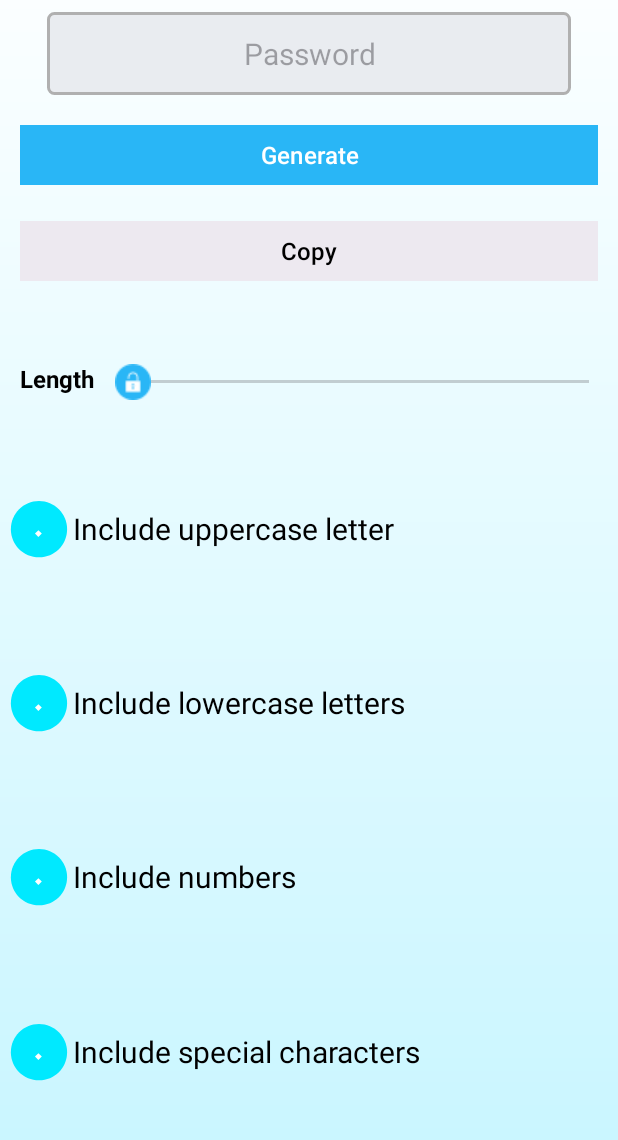
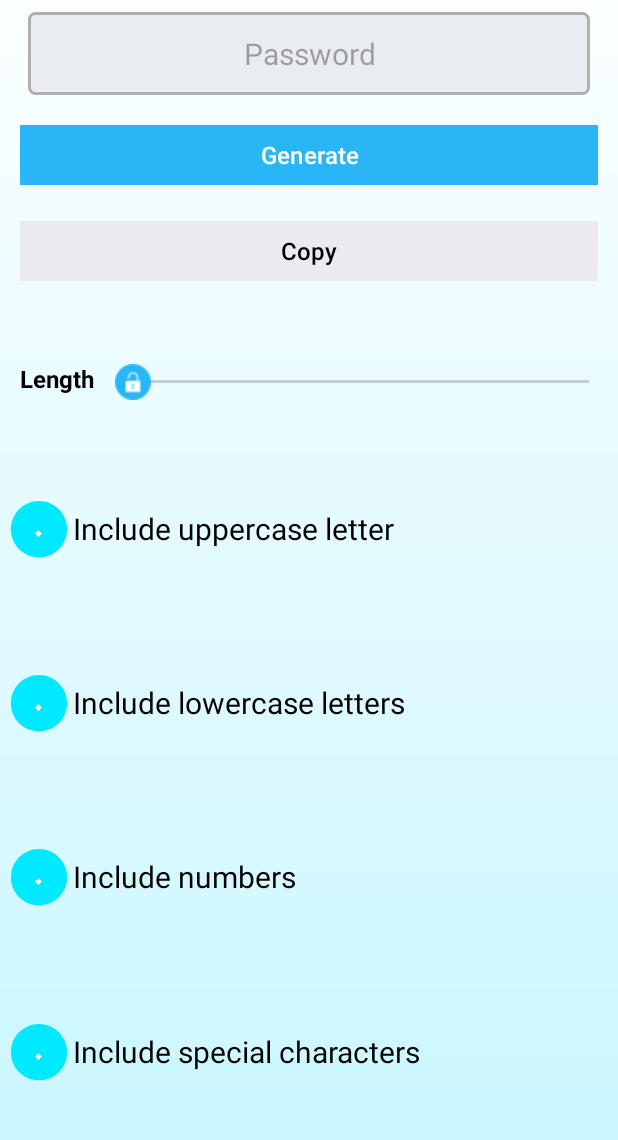
Before and after one commit to MichaelC27/Password_Generator, an Android app: the screen it shows after launch (MainActivity), after a tap on "Generate", on a phone screen of 412 x 824 dp, the part 96-1236 px from its top. Run offline under Robolectric (Android 15) with nearby library versions, the light colour scheme and no system bars.

Commit message:
Ajusta del TexView donde se visualiza contraseña

```diff
--- a/app/src/main/java/com/laabbb/password_generator/MainActivity.java
+++ b/app/src/main/java/com/laabbb/password_generator/MainActivity.java
@@ -191,7 +191,7 @@ public class MainActivity extends AppCompatActivity {
         });
 
 
-        // Configurar el listener para el botón btn_generar
+        //Botón btn_generar
         btn_generar.setOnClickListener(new View.OnClickListener() {
             @Override
             public void onClick(View view) {
@@ -209,8 +209,8 @@ public class MainActivity extends AppCompatActivity {
                 }
                 lbl_password.setText(pass);
 
-                // Mostrar un Toast con la selección actual del SeekBar
-                Toast.makeText(MainActivity.this, "Selección del SeekBar: " + progress, Toast.LENGTH_SHORT).show();
+
+
             }
         });
     }
--- a/app/src/main/res/layout/activity_main.xml
+++ b/app/src/main/res/layout/activity_main.xml
@@ -32,8 +32,8 @@
             <TableRow
                 android:layout_width="match_parent"
                 android:layout_height="wrap_content"
-                android:paddingLeft="16dp"
-                android:paddingRight="16dp"
+                android:paddingLeft="3dp"
+                android:paddingRight="3dp"
                 android:paddingTop="8dp"
                 android:paddingBottom="8dp">
 
```
